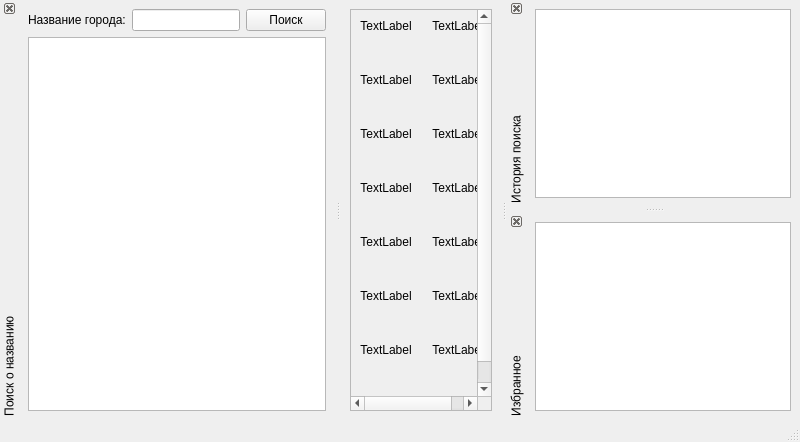
First picture: the form in weather_app/main_form.ui, repository simak-p/week_weather_10, before the edit.
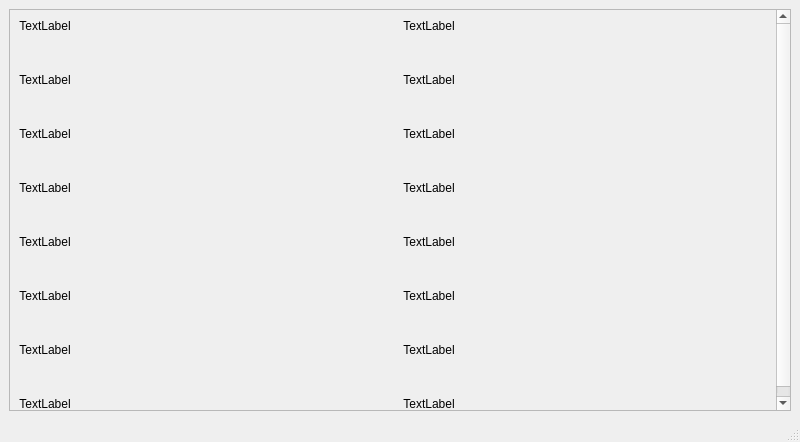
Second picture: the form after the edit.

```diff
--- a/weather_app/main_form.ui
+++ b/weather_app/main_form.ui
@@ -24,8 +24,8 @@
        <property name="geometry">
         <rect>
          <x>0</x>
-         <y>0</y>
-         <width>148</width>
+         <y>-36</y>
+         <width>766</width>
          <height>436</height>
         </rect>
        </property>
@@ -207,123 +207,6 @@
    </layout>
   </widget>
   <widget class="QStatusBar" name="statusbar"/>
-  <widget class="QDockWidget" name="dockWidget_searce">
-   <property name="features">
-    <set>QDockWidget::DockWidgetClosable|QDockWidget::DockWidgetVerticalTitleBar</set>
-   </property>
-   <property name="allowedAreas">
-    <set>Qt::LeftDockWidgetArea</set>
-   </property>
-   <property name="windowTitle">
-    <string>Поиск о названию</string>
-   </property>
-   <attribute name="dockWidgetArea">
-    <number>1</number>
-   </attribute>
-   <widget class="QWidget" name="dockWidgetContents_2">
-    <layout class="QVBoxLayout" name="verticalLayout_7">
-     <item>
-      <layout class="QVBoxLayout" name="verticalLayout_6">
-       <item>
-        <layout class="QHBoxLayout" name="horizontalLayout_3">
-         <item>
-          <widget class="QLabel" name="label_19">
-           <property name="text">
-            <string>Название города:</string>
-           </property>
-          </widget>
-         </item>
-         <item>
-          <widget class="QLineEdit" name="lineEdit_searce"/>
-         </item>
-         <item>
-          <widget class="QPushButton" name="pushButton_searce">
-           <property name="text">
-            <string>Поиск</string>
-           </property>
-          </widget>
-         </item>
-        </layout>
-       </item>
-       <item>
-        <widget class="QListView" name="listView_searce">
-         <property name="contextMenuPolicy">
-          <enum>Qt::ActionsContextMenu</enum>
-         </property>
-         <property name="alternatingRowColors">
-          <bool>true</bool>
-         </property>
-        </widget>
-       </item>
-      </layout>
-     </item>
-    </layout>
-   </widget>
-  </widget>
-  <widget class="QDockWidget" name="dockWidget_history">
-   <property name="features">
-    <set>QDockWidget::DockWidgetClosable|QDockWidget::DockWidgetVerticalTitleBar</set>
-   </property>
-   <property name="allowedAreas">
-    <set>Qt::RightDockWidgetArea</set>
-   </property>
-   <property name="windowTitle">
-    <string>История поиска</string>
-   </property>
-   <attribute name="dockWidgetArea">
-    <number>2</number>
-   </attribute>
-   <widget class="QWidget" name="dockWidgetContents">
-    <layout class="QVBoxLayout" name="verticalLayout_4">
-     <item>
-      <layout class="QVBoxLayout" name="verticalLayout_3">
-       <item>
-        <widget class="QListView" name="listView_history">
-         <property name="contextMenuPolicy">
-          <enum>Qt::ActionsContextMenu</enum>
-         </property>
-         <property name="alternatingRowColors">
-          <bool>true</bool>
-         </property>
-        </widget>
-       </item>
-      </layout>
-     </item>
-    </layout>
-   </widget>
-  </widget>
-  <widget class="QDockWidget" name="dockWidget_favorites">
-   <property name="features">
-    <set>QDockWidget::DockWidgetClosable|QDockWidget::DockWidgetVerticalTitleBar</set>
-   </property>
-   <property name="allowedAreas">
-    <set>Qt::RightDockWidgetArea</set>
-   </property>
-   <property name="windowTitle">
-    <string>Избранное</string>
-   </property>
-   <attribute name="dockWidgetArea">
-    <number>2</number>
-   </attribute>
-   <widget class="QWidget" name="dockWidgetContents_3">
-    <layout class="QVBoxLayout" name="verticalLayout_8">
-     <item>
-      <layout class="QVBoxLayout" name="verticalLayout_5">
-       <item>
-        <widget class="QListView" name="listView_favorites">
-         <property name="contextMenuPolicy">
-          <enum>Qt::ActionsContextMenu</enum>
-         </property>
-         <property name="alternatingRowColors">
-          <bool>true</bool>
-         </property>
-        </widget>
-       </item>
-      </layout>
-     </item>
-    </layout>
-   </widget>
-  </widget>
   <action name="action_searce">
    <property name="checkable">
     <bool>true</bool>
```
